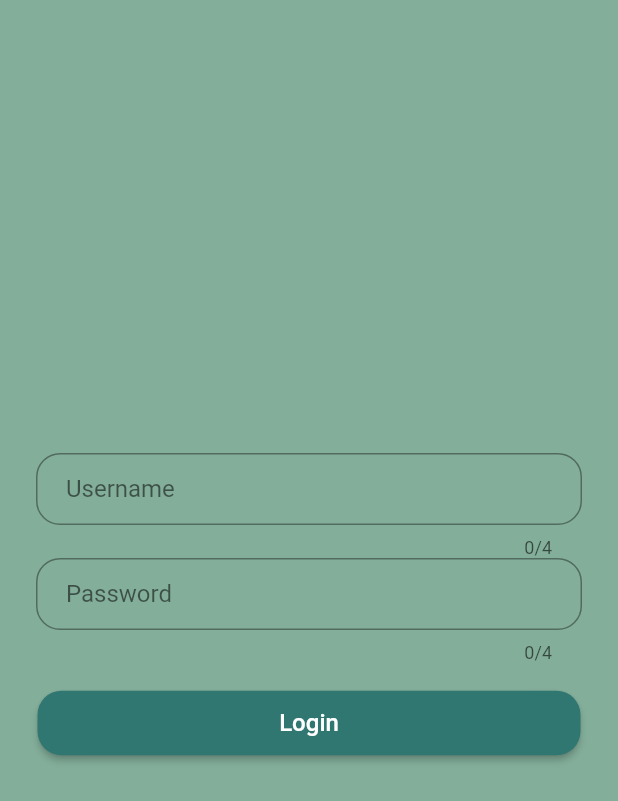
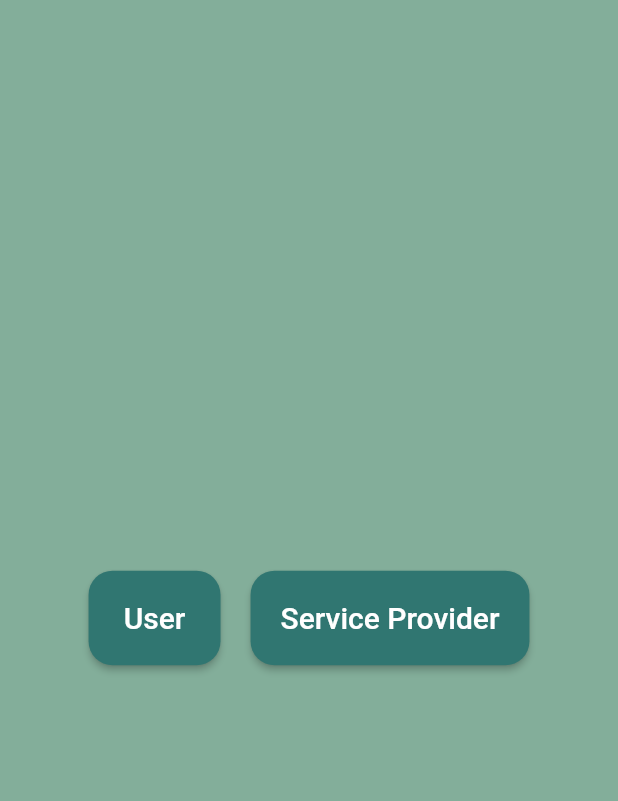
Before and after one commit to cidneyho/ggHack-frontend, a Flutter app: the screen it shows after launch, on a phone screen of 412 x 824 dp. Shown: the top 801 px of the screen. Run offline on Flutter 3.47's test engine with Material 2 defaults, Android fonts, the phone set to English and light mode, and no system bars; missing offline and left inert: flutter_picker.

Commit message:
created login branches

```diff
--- /dev/null
+++ b/lib/AppSelection.dart
@@ -0,0 +1,46 @@
+import 'package:flutter/material.dart';
+import 'helpers/Constants.dart';
+
+class AppSelection extends StatelessWidget {
+
+  @override
+  Widget build(BuildContext context) {
+
+    final userButton = RaisedButton (
+      shape: RoundedRectangleBorder(
+        borderRadius: BorderRadius.circular(16),
+      ),
+      onPressed: () {
+        Navigator.of(context).pushNamed(loginPageTag);
+      },
+      padding: EdgeInsets.all(20.0),
+      color: colorDarker,
+      child: Text(userVersionText, style: TextStyle(color: Colors.white, fontSize: 20)),
+    );
+
+    final providerButton = Padding(
+      padding: EdgeInsets.only(left: 20.0),
+      child: RaisedButton (
+        shape: RoundedRectangleBorder(
+          borderRadius: BorderRadius.circular(16),
+        ),
+        onPressed: () {
+          Navigator.of(context).pushNamed(ploginPageTag);
+        },
+        padding: EdgeInsets.all(20.0),
+        color: colorDarker,
+        child: Text(providerVersionText, style: TextStyle(color: Colors.white, fontSize: 20)),
+      )
+    );
+
+    return Scaffold(
+      backgroundColor: colorDark,
+      body: Center(
+        child: Row(
+              mainAxisAlignment: MainAxisAlignment.center,
+              children: [userButton, providerButton,]
+          )
+      ),
+    );
+  }
+}
--- a/lib/helpers/Constants.dart
+++ b/lib/helpers/Constants.dart
@@ -16,7 +16,9 @@ Color colorTone4 = Color.fromRGBO(140, 187, 224, 1.00);
 
 // Pages
 const loginPageTag = 'Login Page';
+const ploginPageTag = 'Provider Login Page';
 const homePageTag = 'Home Page';
+const appSelectionTag = 'App Selection';
 
 // strings
 const appTitle = "";
@@ -28,6 +30,9 @@ const introductionText = "Introduction";
 const timeTableTitleText = "Available slots";
 const reserveButtonText = "Reserve";
 const reservePopupText = "Select slot";
+const userVersionText = "User";
+const providerVersionText = "Service Provider";
+const createButtonText = "Create Account";
 
 // settings
 const days = ["", "Mon", "Tue", "Wed", "Thu", "Fri", "Sat", "Sun"];
--- a/lib/main.dart
+++ b/lib/main.dart
@@ -1,6 +1,8 @@
 import 'package:flutter/material.dart';
 import 'helpers/Constants.dart';
+import 'AppSelection.dart';
 import 'LoginPage.dart';
+import 'ProviderLoginPage.dart';
 import 'HomePage.dart';
 
 void main() {
@@ -9,7 +11,9 @@ void main() {
 
 class RossApp extends StatelessWidget {
   final routes = <String, WidgetBuilder>{
+    appSelectionTag: (context) => AppSelection(),
     loginPageTag: (context) => LoginPage(),
+    ploginPageTag: (context) => ProviderLoginPage(),
     homePageTag: (context) => HomePage(),
   };
 
@@ -21,7 +25,7 @@ class RossApp extends StatelessWidget {
       theme: new ThemeData(
         primaryColor: colorDark,
       ),
-      home: LoginPage(),
+      home: AppSelection(),
       routes: routes,
     );
   }
```
Also changed, not shown: lib/LoginPage.dart (+20 -2 lines), lib/ProviderLoginPage.dart (added, +101 -0 lines), 3 other files.
